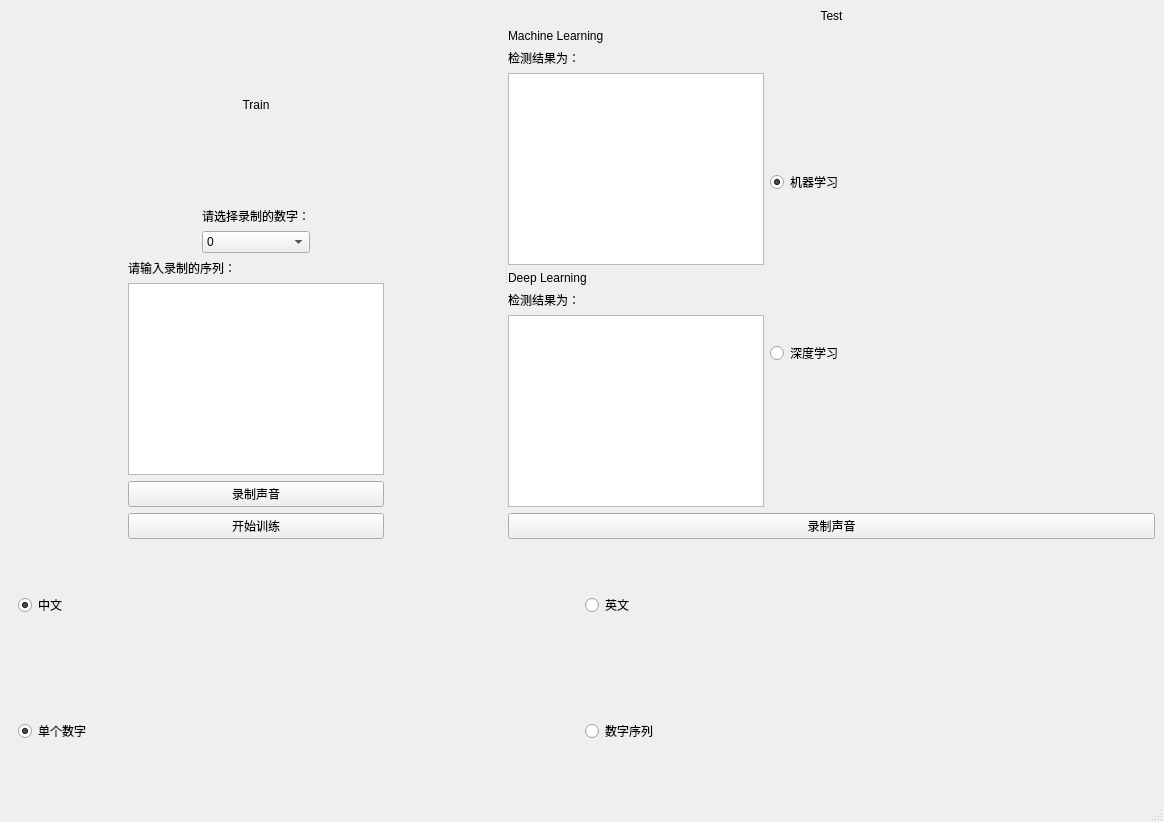
First picture: the form in GUI/frontend.ui, repository whudc/speech_signal_processing, before the edit.
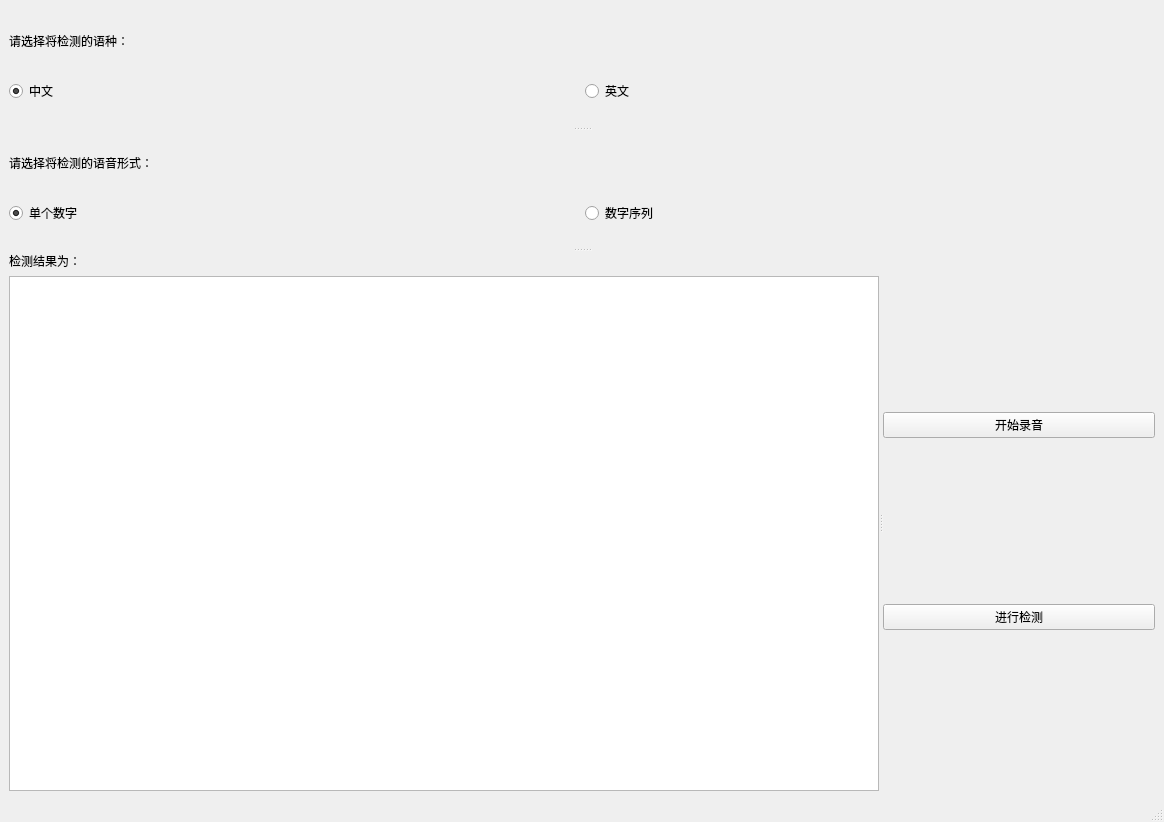
Second picture: the form after the edit.

```diff
--- a/GUI/frontend.ui
+++ b/GUI/frontend.ui
@@ -14,11 +14,25 @@
    <string>MainWindow</string>
   </property>
   <widget class="QWidget" name="centralwidget">
+   <layout class="QGridLayout" name="gridLayout_7">
+    <item row="0" column="0">
+     <widget class="QSplitter" name="splitter_3">
+      <property name="orientation">
+       <enum>Qt::Vertical</enum>
+      </property>
+      <widget class="QSplitter" name="splitter">
+       <property name="sizePolicy">
+        <sizepolicy hsizetype="Preferred" vsizetype="Fixed">
+         <horstretch>0</horstretch>
+         <verstretch>0</verstretch>
+        </sizepolicy>
+       </property>
+       <property name="orientation">
+        <enum>Qt::Vertical</enum>
+       </property>
+       <widget class="QWidget" name="gridLayoutWidget">
    <layout class="QGridLayout" name="gridLayout">
     <item row="1" column="0">
-     <widget class="QWidget" name="widget" native="true">
-      <layout class="QHBoxLayout" name="horizontalLayout">
-       <item>
         <widget class="QRadioButton" name="zh_radioButton">
          <property name="text">
           <string>中文</string>
@@ -28,280 +42,45 @@
          </property>
         </widget>
        </item>
-       <item>
+         <item row="1" column="1">
         <widget class="QRadioButton" name="en_radioButton">
-         <property name="layoutDirection">
-          <enum>Qt::LeftToRight</enum>
-         </property>
          <property name="text">
           <string>英文</string>
          </property>
         </widget>
        </item>
-      </layout>
-     </widget>
-    </item>
-    <item row="0" column="0">
-     <widget class="QSplitter" name="splitter">
-      <property name="orientation">
-       <enum>Qt::Horizontal</enum>
-      </property>
-      <widget class="QWidget" name="widget" native="true">
-       <layout class="QGridLayout" name="gridLayout_7">
-        <item row="0" column="0">
-         <layout class="QGridLayout" name="gridLayout_2">
-          <item row="0" column="0">
-           <widget class="QLabel" name="label">
-            <property name="layoutDirection">
-             <enum>Qt::LeftToRight</enum>
-            </property>
-            <property name="lineWidth">
-             <number>1</number>
-            </property>
-            <property name="text">
-             <string>Train</string>
-            </property>
-            <property name="alignment">
-             <set>Qt::AlignCenter</set>
-            </property>
-           </widget>
-          </item>
-         </layout>
-        </item>
-        <item row="3" column="0">
-         <layout class="QGridLayout" name="gridLayout_6">
-          <item row="0" column="0">
-           <widget class="QPushButton" name="start_record_train_pushButton">
-            <property name="text">
-             <string>录制声音</string>
-            </property>
-           </widget>
-          </item>
-          <item row="1" column="0">
-           <widget class="QPushButton" name="start_train_pushButton">
-            <property name="text">
-             <string>开始训练</string>
-            </property>
-           </widget>
-          </item>
-         </layout>
-        </item>
-        <item row="1" column="0">
-         <layout class="QGridLayout" name="gridLayout_3">
-          <item row="1" column="0">
-           <widget class="QComboBox" name="digital_select_comboBox">
-            <item>
-             <property name="text">
-              <string>0</string>
-             </property>
-            </item>
-            <item>
-             <property name="text">
-              <string>1</string>
-             </property>
-            </item>
-            <item>
-             <property name="text">
-              <string>2</string>
-             </property>
-            </item>
-            <item>
-             <property name="text">
-              <string>3</string>
-             </property>
-            </item>
-            <item>
-             <property name="text">
-              <string>4</string>
-             </property>
-            </item>
-            <item>
-             <property name="text">
-              <string>5</string>
-             </property>
-            </item>
-            <item>
-             <property name="text">
-              <string>6</string>
-             </property>
-            </item>
-            <item>
-             <property name="text">
-              <string>7</string>
-             </property>
-            </item>
-            <item>
-             <property name="text">
-              <string>8</string>
-             </property>
-            </item>
-            <item>
-             <property name="text">
-              <string>9</string>
-             </property>
-            </item>
-           </widget>
-          </item>
-          <item row="0" column="0">
-           <widget class="QLabel" name="label_8">
-            <property name="sizePolicy">
-             <sizepolicy hsizetype="Fixed" vsizetype="Fixed">
-              <horstretch>0</horstretch>
-              <verstretch>0</verstretch>
-             </sizepolicy>
-            </property>
-            <property name="text">
-             <string>请选择录制的数字：</string>
-            </property>
-            <property name="alignment">
-             <set>Qt::AlignCenter</set>
-            </property>
-           </widget>
-          </item>
-         </layout>
-        </item>
-        <item row="2" column="0">
-         <layout class="QGridLayout" name="gridLayout_4">
-          <item row="1" column="0">
-           <widget class="QTextEdit" name="digital_sequence_textEdit">
-            <property name="sizePolicy">
-             <sizepolicy hsizetype="Fixed" vsizetype="Fixed">
-              <horstretch>0</horstretch>
-              <verstretch>0</verstretch>
-             </sizepolicy>
-            </property>
-           </widget>
-          </item>
-          <item row="0" column="0">
+         <item row="0" column="0" colspan="2">
            <widget class="QLabel" name="label_2">
-            <property name="contextMenuPolicy">
-             <enum>Qt::DefaultContextMenu</enum>
-            </property>
-            <property name="layoutDirection">
-             <enum>Qt::RightToLeft</enum>
+           <property name="sizePolicy">
+            <sizepolicy hsizetype="Preferred" vsizetype="Fixed">
+             <horstretch>0</horstretch>
+             <verstretch>0</verstretch>
+            </sizepolicy>
             </property>
             <property name="text">
-             <string>请输入录制的序列：</string>
+            <string>请选择将检测的语种：</string>
             </property>
            </widget>
           </item>
          </layout>
-        </item>
-       </layout>
-      </widget>
-      <widget class="QWidget" name="widget_2" native="true">
-       <layout class="QGridLayout" name="gridLayout_13">
+       </widget>
+       <widget class="QWidget" name="gridLayoutWidget_2">
+        <layout class="QGridLayout" name="gridLayout_2">
         <item row="0" column="0" colspan="2">
-         <layout class="QGridLayout" name="gridLayout_8">
-          <item row="0" column="0">
            <widget class="QLabel" name="label_3">
-            <property name="text">
-             <string>Test</string>
-            </property>
-            <property name="alignment">
-             <set>Qt::AlignCenter</set>
-            </property>
-           </widget>
-          </item>
-         </layout>
-        </item>
-        <item row="1" column="0">
-         <layout class="QGridLayout" name="gridLayout_9">
-          <item row="0" column="0">
-           <widget class="QLabel" name="label_4">
-            <property name="text">
-             <string>Machine Learning</string>
-            </property>
-           </widget>
-          </item>
-          <item row="2" column="0">
-           <widget class="QTextBrowser" name="machine_learning_result_textBrowser">
             <property name="sizePolicy">
-             <sizepolicy hsizetype="Fixed" vsizetype="Fixed">
+            <sizepolicy hsizetype="Preferred" vsizetype="Fixed">
               <horstretch>0</horstretch>
               <verstretch>0</verstretch>
              </sizepolicy>
             </property>
-           </widget>
-          </item>
-          <item row="1" column="0">
-           <widget class="QLabel" name="label_6">
             <property name="text">
-             <string>检测结果为：</string>
+            <string>请选择将检测的语音形式：</string>
             </property>
            </widget>
           </item>
-         </layout>
-        </item>
-        <item row="2" column="0">
-         <layout class="QGridLayout" name="gridLayout_10">
-          <item row="2" column="0">
-           <widget class="QTextBrowser" name="deep_learning_result_textBrowser">
-            <property name="sizePolicy">
-             <sizepolicy hsizetype="Fixed" vsizetype="Fixed">
-              <horstretch>0</horstretch>
-              <verstretch>0</verstretch>
-             </sizepolicy>
-            </property>
-           </widget>
-          </item>
-          <item row="0" column="0">
-           <widget class="QLabel" name="label_5">
-            <property name="text">
-             <string>Deep Learning</string>
-            </property>
-           </widget>
-          </item>
           <item row="1" column="0">
-           <widget class="QLabel" name="label_7">
-            <property name="text">
-             <string>检测结果为：</string>
-            </property>
-           </widget>
-          </item>
-         </layout>
-        </item>
-        <item row="3" column="0" colspan="2">
-         <layout class="QGridLayout" name="gridLayout_12">
-          <item row="0" column="0">
-           <widget class="QPushButton" name="start_record_test_pushButton">
-            <property name="text">
-             <string>录制声音</string>
-            </property>
-           </widget>
-          </item>
-         </layout>
-        </item>
-        <item row="1" column="1" rowspan="2">
-         <layout class="QGridLayout" name="gridLayout_11">
-          <item row="0" column="0">
-           <widget class="QRadioButton" name="ml_radioButton">
-            <property name="text">
-             <string>机器学习</string>
-            </property>
-            <property name="checked">
-             <bool>true</bool>
-            </property>
-           </widget>
-          </item>
-          <item row="1" column="0">
-           <widget class="QRadioButton" name="dl_radioButton">
-            <property name="text">
-             <string>深度学习</string>
-            </property>
-           </widget>
-          </item>
-         </layout>
-        </item>
-       </layout>
-      </widget>
-     </widget>
-    </item>
-    <item row="2" column="0">
-     <widget class="QWidget" name="widget_3" native="true">
-      <layout class="QGridLayout" name="gridLayout_14">
-       <item row="0" column="0">
-        <widget class="QRadioButton" name="single_digital_radioButton">
+          <widget class="QRadioButton" name="single_radioButton">
          <property name="text">
           <string>单个数字</string>
          </property>
@@ -310,14 +89,53 @@
          </property>
         </widget>
        </item>
-       <item row="0" column="1">
-        <widget class="QRadioButton" name="digital_sequence_radioButton">
+         <item row="1" column="1">
+          <widget class="QRadioButton" name="seq_radioButton">
          <property name="text">
           <string>数字序列</string>
          </property>
         </widget>
        </item>
       </layout>
+       </widget>
+      </widget>
+      <widget class="QSplitter" name="splitter_2">
+       <property name="orientation">
+        <enum>Qt::Horizontal</enum>
+       </property>
+       <widget class="QWidget" name="gridLayoutWidget_3">
+        <layout class="QGridLayout" name="gridLayout_3">
+         <item row="0" column="0">
+          <widget class="QLabel" name="label">
+           <property name="text">
+            <string>检测结果为：</string>
+           </property>
+          </widget>
+         </item>
+         <item row="1" column="0">
+          <widget class="QTextBrowser" name="result_textBrowser"/>
+         </item>
+        </layout>
+       </widget>
+       <widget class="QWidget" name="gridLayoutWidget_4">
+        <layout class="QGridLayout" name="gridLayout_6">
+         <item row="1" column="0">
+          <widget class="QPushButton" name="recognition_pushButton">
+           <property name="text">
+            <string>进行检测</string>
+           </property>
+          </widget>
+         </item>
+         <item row="0" column="0">
+          <widget class="QPushButton" name="record_pushButton">
+           <property name="text">
+            <string>开始录音</string>
+           </property>
+          </widget>
+         </item>
+        </layout>
+       </widget>
+      </widget>
      </widget>
     </item>
    </layout>
```
Lines whose indentation alone changed are shown as unchanged.
